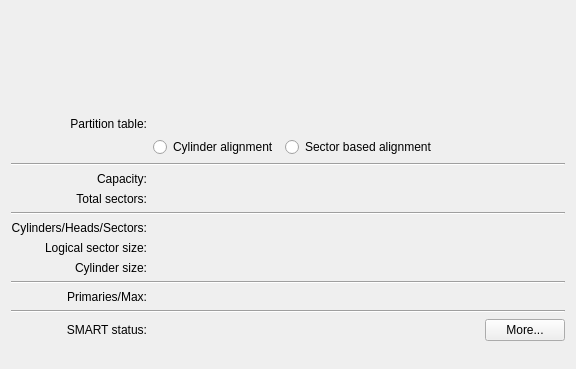
The window that src/gui/devicepropswidgetbase.ui (KDE/partitionmanager) describes before a commit, drawn with Qt 5.
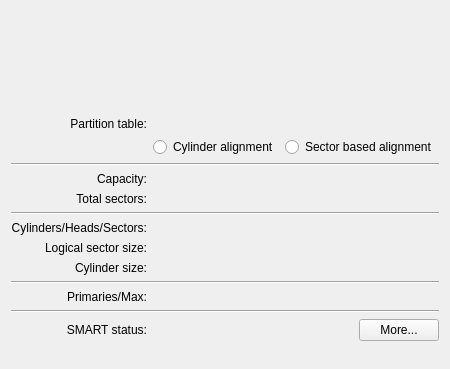
The same window after the commit. Custom widgets are drawn as their Qt base class.

Commit message: fix horizontal stretch

```diff
--- a/src/gui/devicepropswidgetbase.ui
+++ b/src/gui/devicepropswidgetbase.ui
@@ -6,7 +6,7 @@
    <rect>
     <x>0</x>
     <y>0</y>
-    <width>576</width>
+    <width>450</width>
     <height>343</height>
    </rect>
   </property>
@@ -64,12 +64,6 @@
    </item>
    <item row="2" column="1">
     <widget class="QLabel" name="m_LabelType">
-     <property name="sizePolicy">
-      <sizepolicy hsizetype="Preferred" vsizetype="Preferred">
-       <horstretch>3</horstretch>
-       <verstretch>0</verstretch>
-      </sizepolicy>
-     </property>
      <property name="text">
       <string/>
      </property>
@@ -125,12 +119,6 @@
    </item>
    <item row="5" column="1">
     <widget class="QLabel" name="m_LabelCapacity">
-     <property name="sizePolicy">
-      <sizepolicy hsizetype="Preferred" vsizetype="Preferred">
-       <horstretch>3</horstretch>
-       <verstretch>0</verstretch>
-      </sizepolicy>
-     </property>
      <property name="text">
       <string/>
      </property>
@@ -148,12 +136,6 @@
    </item>
    <item row="6" column="1">
     <widget class="QLabel" name="m_LabelTotalSectors">
-     <property name="sizePolicy">
-      <sizepolicy hsizetype="Preferred" vsizetype="Preferred">
-       <horstretch>3</horstretch>
-       <verstretch>0</verstretch>
-      </sizepolicy>
-     </property>
      <property name="text">
       <string/>
      </property>
@@ -180,7 +162,7 @@
     <widget class="QLabel" name="m_LabelCHS">
      <property name="sizePolicy">
       <sizepolicy hsizetype="Preferred" vsizetype="Preferred">
-       <horstretch>3</horstretch>
+       <horstretch>5</horstretch>
        <verstretch>0</verstretch>
       </sizepolicy>
      </property>
@@ -201,12 +183,6 @@
    </item>
    <item row="9" column="1">
     <widget class="QLabel" name="m_LabelSectorSize">
-     <property name="sizePolicy">
-      <sizepolicy hsizetype="Preferred" vsizetype="Preferred">
-       <horstretch>3</horstretch>
-       <verstretch>0</verstretch>
-      </sizepolicy>
-     </property>
      <property name="text">
       <string/>
      </property>
@@ -224,12 +200,6 @@
    </item>
    <item row="10" column="1">
     <widget class="QLabel" name="m_LabelCylinderSize">
-     <property name="sizePolicy">
-      <sizepolicy hsizetype="Preferred" vsizetype="Preferred">
-       <horstretch>3</horstretch>
-       <verstretch>0</verstretch>
-      </sizepolicy>
-     </property>
      <property name="text">
       <string/>
      </property>
@@ -254,12 +224,6 @@
    </item>
    <item row="12" column="1">
     <widget class="QLabel" name="m_LabelPrimariesMax">
-     <property name="sizePolicy">
-      <sizepolicy hsizetype="Preferred" vsizetype="Preferred">
-       <horstretch>3</horstretch>
-       <verstretch>0</verstretch>
-      </sizepolicy>
-     </property>
      <property name="text">
       <string/>
      </property>
```
Left out of the diff: 6 changed lines with no effect on the pictures.
